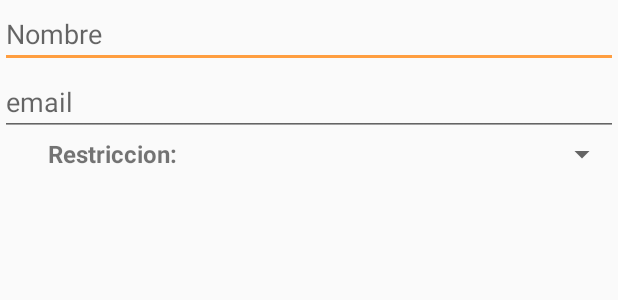
After one commit to rsanchezro/AmigoInvisible, an Android app: the layout edicionmiembro_layout.xml on its own in the app's theme, with its tools: preview values and no code run, on a phone screen of 412 x 824 dp. The commit adds this screen. Shown: the top 300 px of the screen. Run offline under Robolectric (Android 15) with nearby library versions, the phone set to English and light mode, and no system bars.

Commit message:
solo queda una cosina de hacer

```diff
--- a/app/src/main/java/com/roberto/amigoinvisible/ActividadSecundaria.java
+++ b/app/src/main/java/com/roberto/amigoinvisible/ActividadSecundaria.java
@@ -44,9 +44,12 @@ public class ActividadSecundaria extends AppCompatActivity {
     @Override
     public boolean onOptionsItemSelected(@NonNull MenuItem item) {
         int id=item.getItemId();
+        Intent i=getIntent();
         switch (id)
         {
             case android.R.id.home:
+                i.putExtra("posicion",posicion);
+                setResult(1,i);
                 finish();
                 break;
 
--- a/app/src/main/java/com/roberto/amigoinvisible/AdaptadorMiembroGrupo.java
+++ b/app/src/main/java/com/roberto/amigoinvisible/AdaptadorMiembroGrupo.java
@@ -10,6 +10,7 @@ import androidx.appcompat.app.AppCompatActivity;
 import androidx.recyclerview.widget.RecyclerView;
 
 import java.util.ArrayList;
+import java.util.List;
 
 public class AdaptadorMiembroGrupo extends RecyclerView.Adapter<AdaptadorMiembroGrupo.Miholder> {
    private AppCompatActivity contexto;
@@ -26,6 +27,11 @@ public class AdaptadorMiembroGrupo extends RecyclerView.Adapter<AdaptadorMiembro
     public Miembro getElementoLista(int posicion)
     {
         return elementos.get(posicion);
+    }
+    public void setElementosLista(ArrayList<Miembro> lis)
+    {
+        elementos=lis;
+        notifyDataSetChanged();
     }
     public void añadir_elementoLista(Miembro l)
     {
--- a/app/src/main/java/com/roberto/amigoinvisible/MainActivity.java
+++ b/app/src/main/java/com/roberto/amigoinvisible/MainActivity.java
@@ -354,6 +354,12 @@ public class MainActivity extends AppCompatActivity {
                 }
 
                 break;
+            case EDICION_MIEMBROS:
+                if(resultCode==1)
+                {
+                    //Repinto los elementos de la lista
+                    adaptador.notifyItemChanged(data.getExtras().getInt("posicion"));
+                }
         }
 
 
--- a/app/src/main/res/layout/activity_actividad_secundaria.xml
+++ b/app/src/main/res/layout/activity_actividad_secundaria.xml
@@ -25,7 +25,10 @@
 
     <include
         layout="@layout/content_secundario"
-        />
+        android:layout_width="match_parent"
+        android:layout_height="match_parent"
+        android:layout_marginTop="?attr/actionBarSize"
+        android:layout_marginBottom="?attr/actionBarSize" />
         <com.google.android.material.bottomnavigation.BottomNavigationView
             android:id="@+id/bottomnavegacion"
             android:layout_width="match_parent"
--- /dev/null
+++ b/app/src/main/res/layout/edicionmiembro_layout.xml
@@ -0,0 +1,45 @@
+<?xml version="1.0" encoding="utf-8"?>
+<LinearLayout xmlns:android="http://schemas.android.com/apk/res/android"
+    android:id="@+id/layout_edicion"
+    android:layout_width="match_parent"
+    android:layout_height="wrap_content"
+    android:orientation="vertical">
+
+    <EditText
+        android:id="@+id/Nombre_miembro_ed"
+        android:layout_width="match_parent"
+        android:layout_height="wrap_content"
+        android:ems="10"
+        android:hint="Nombre"
+        android:inputType="textPersonName" />
+
+    <EditText
+        android:id="@+id/email_miembro_ed"
+        android:layout_width="match_parent"
+        android:layout_height="wrap_content"
+        android:ems="10"
+        android:hint="email"
+        android:inputType="textPersonName" />
+
+    <LinearLayout
+        android:layout_width="match_parent"
+        android:layout_height="wrap_content"
+        android:orientation="horizontal">
+
+        <TextView
+            android:id="@+id/textView2"
+            android:layout_width="0dp"
+            android:layout_height="match_parent"
+            android:layout_weight="3"
+            android:gravity="center"
+            android:text="Restriccion: "
+            android:textSize="16dp"
+            android:textStyle="bold" />
+
+        <Spinner
+            android:id="@+id/spinner_restriccion"
+            android:layout_width="0dp"
+            android:layout_height="match_parent"
+            android:layout_weight="5" />
+    </LinearLayout>
+</LinearLayout>
```
Also changed, not shown: app/src/main/java/com/roberto/amigoinvisible/FragmentoMiembrosGrupo.java (+147 -19 lines), app/src/main/java/com/roberto/amigoinvisible/Grupo.java (+24 -1 lines), app/src/main/java/com/roberto/amigoinvisible/Miembro.java (+7 -2 lines).
